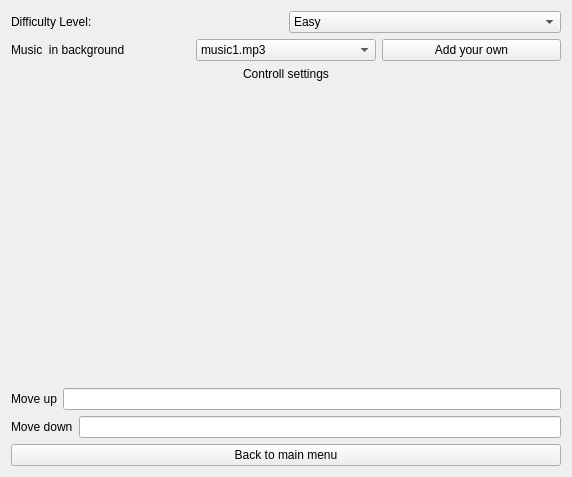
The window that settings.ui (Laxynium/PongGame_with_Qt) describes before a commit, drawn with Qt 5.
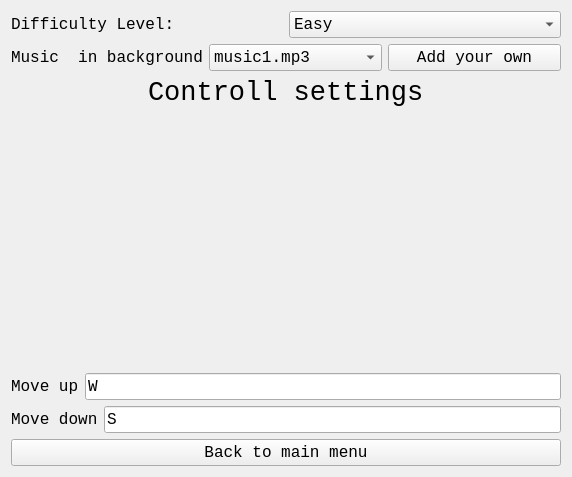
The same window after the commit. Custom widgets are drawn as their Qt base class.

Commit message: _07_Key Settings are working now.

```diff
--- a/settings.ui
+++ b/settings.ui
@@ -18,6 +18,15 @@
     <layout class="QHBoxLayout" name="horizontalLayout">
      <item>
       <widget class="QLabel" name="label">
+       <property name="font">
+        <font>
+         <family>Consolas</family>
+         <pointsize>12</pointsize>
+        </font>
+       </property>
+       <property name="layoutDirection">
+        <enum>Qt::LeftToRight</enum>
+       </property>
        <property name="text">
         <string>Difficulty Level:</string>
        </property>
@@ -25,6 +34,15 @@
      </item>
      <item>
       <widget class="QComboBox" name="comboBox">
+       <property name="font">
+        <font>
+         <family>Consolas</family>
+         <pointsize>12</pointsize>
+        </font>
+       </property>
+       <property name="layoutDirection">
+        <enum>Qt::LeftToRight</enum>
+       </property>
        <item>
         <property name="text">
          <string>Easy</string>
@@ -48,6 +66,15 @@
     <layout class="QHBoxLayout" name="horizontalLayout_2">
      <item>
       <widget class="QLabel" name="label_2">
+       <property name="font">
+        <font>
+         <family>Consolas</family>
+         <pointsize>12</pointsize>
+        </font>
+       </property>
+       <property name="layoutDirection">
+        <enum>Qt::LeftToRight</enum>
+       </property>
        <property name="text">
         <string>Music  in background</string>
        </property>
@@ -55,6 +82,15 @@
      </item>
      <item>
       <widget class="QComboBox" name="comboBox_2">
+       <property name="font">
+        <font>
+         <family>Consolas</family>
+         <pointsize>12</pointsize>
+        </font>
+       </property>
+       <property name="layoutDirection">
+        <enum>Qt::LeftToRight</enum>
+       </property>
        <item>
         <property name="text">
          <string>music1.mp3</string>
@@ -69,6 +105,15 @@
      </item>
      <item>
       <widget class="QPushButton" name="pushButton">
+       <property name="font">
+        <font>
+         <family>Consolas</family>
+         <pointsize>12</pointsize>
+        </font>
+       </property>
+       <property name="layoutDirection">
+        <enum>Qt::LeftToRight</enum>
+       </property>
        <property name="text">
         <string>Add your own</string>
        </property>
@@ -80,6 +125,15 @@
     <layout class="QVBoxLayout" name="verticalLayout_2">
      <item alignment="Qt::AlignHCenter|Qt::AlignTop">
       <widget class="QLabel" name="label_3">
+       <property name="font">
+        <font>
+         <family>Consolas</family>
+         <pointsize>20</pointsize>
+        </font>
+       </property>
+       <property name="layoutDirection">
+        <enum>Qt::LeftToRight</enum>
+       </property>
        <property name="text">
         <string>Controll settings</string>
        </property>
@@ -89,13 +143,35 @@
       <layout class="QHBoxLayout" name="horizontalLayout_3">
        <item>
         <widget class="QLabel" name="label_4">
+         <property name="font">
+          <font>
+           <family>Consolas</family>
+           <pointsize>12</pointsize>
+          </font>
+         </property>
+         <property name="layoutDirection">
+          <enum>Qt::LeftToRight</enum>
+         </property>
          <property name="text">
           <string>Move up</string>
          </property>
         </widget>
        </item>
        <item>
-        <widget class="QLineEdit" name="lineEdit"/>
+        <widget class="CustomKeySequenceEdit" name="keySequenceEdit">
+         <property name="font">
+          <font>
+           <family>Consolas</family>
+           <pointsize>12</pointsize>
+          </font>
+         </property>
+         <property name="layoutDirection">
+          <enum>Qt::LeftToRight</enum>
+         </property>
+         <property name="keySequence">
+          <string>W</string>
+         </property>
+        </widget>
        </item>
       </layout>
      </item>
@@ -103,13 +179,35 @@
       <layout class="QHBoxLayout" name="horizontalLayout_4">
        <item>
         <widget class="QLabel" name="label_5">
+         <property name="font">
+          <font>
+           <family>Consolas</family>
+           <pointsize>12</pointsize>
+          </font>
+         </property>
+         <property name="layoutDirection">
+          <enum>Qt::LeftToRight</enum>
+         </property>
          <property name="text">
           <string>Move down</string>
          </property>
         </widget>
        </item>
        <item>
-        <widget class="QLineEdit" name="lineEdit_2"/>
+        <widget class="CustomKeySequenceEdit" name="keySequenceEdit_2">
+         <property name="font">
+          <font>
+           <family>Consolas</family>
+           <pointsize>12</pointsize>
+          </font>
+         </property>
+         <property name="layoutDirection">
+          <enum>Qt::LeftToRight</enum>
+         </property>
+         <property name="keySequence">
+          <string extracomment="Press Key">S</string>
+         </property>
+        </widget>
        </item>
       </layout>
      </item>
@@ -117,6 +215,15 @@
    </item>
    <item>
     <widget class="QPushButton" name="back_button">
+     <property name="font">
+      <font>
+       <family>Consolas</family>
+       <pointsize>12</pointsize>
+      </font>
+     </property>
+     <property name="layoutDirection">
+      <enum>Qt::LeftToRight</enum>
+     </property>
      <property name="text">
       <string>Back to main menu</string>
      </property>
@@ -124,6 +231,13 @@
    </item>
   </layout>
  </widget>
+ <customwidgets>
+  <customwidget>
+   <class>CustomKeySequenceEdit</class>
+   <extends>QKeySequenceEdit</extends>
+   <header>customkeysequenceedit.h</header>
+  </customwidget>
+ </customwidgets>
  <resources/>
  <connections/>
 </ui>
```
The commit also changes 16 other files.
